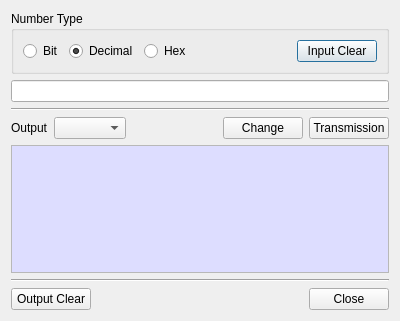
First picture: the form in BerEditor/num_trans_dlg.ui, repository jykim74/BerEditor, before the edit.
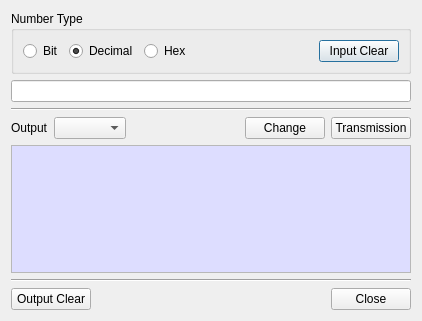
Second picture: the form after the edit.

The edit to the form file:
```diff
--- a/BerEditor/num_trans_dlg.ui
+++ b/BerEditor/num_trans_dlg.ui
@@ -6,7 +6,7 @@
    <rect>
     <x>0</x>
     <y>0</y>
-    <width>400</width>
+    <width>418</width>
     <height>321</height>
    </rect>
   </property>
@@ -123,6 +123,12 @@
    </item>
    <item>
     <widget class="QPlainTextEdit" name="mOutputText">
+     <property name="minimumSize">
+      <size>
+       <width>400</width>
+       <height>0</height>
+      </size>
+     </property>
      <property name="palette">
       <palette>
        <active>
```
